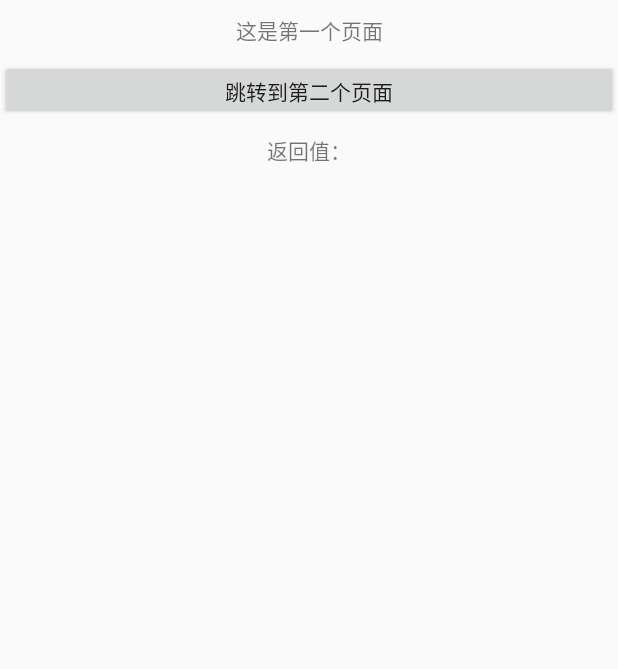
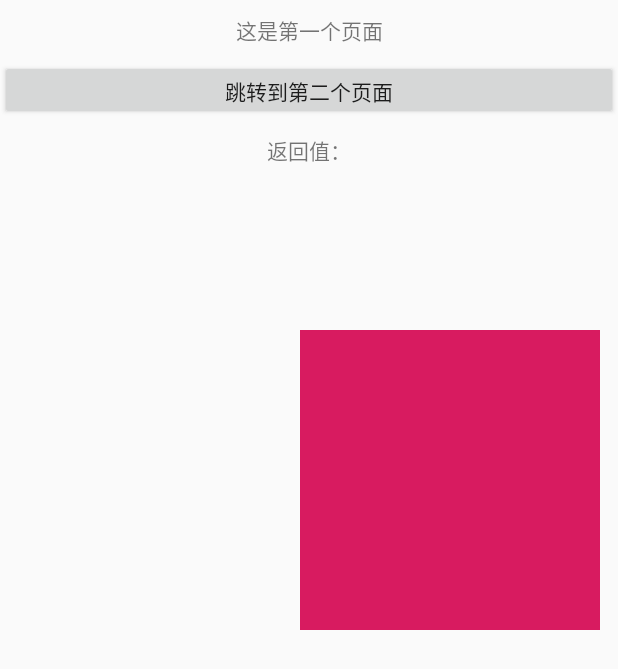
Before and after one commit to chenguo0421/CRouter, an Android app: the Test1Activity screen opened directly, with no data from a screen before it, after a tap on "跳转到第二个页面", on a phone screen of 412 x 824 dp. Shown: the top 669 px of the screen. Run offline under Robolectric (Android 15) with nearby library versions, the phone set to English and light mode, and no system bars; 2 statements that could not run were skipped.

Commit message:
新增Activity切换共享元素支持

```diff
--- a/c-router/src/main/java/cn/com/cg/router/manager/RouterManager.kt
+++ b/c-router/src/main/java/cn/com/cg/router/manager/RouterManager.kt
@@ -4,6 +4,12 @@ import android.annotation.SuppressLint
 import android.app.Activity
 import android.content.Context
 import android.content.Intent
+import android.os.Build
+import android.view.View
+import android.view.animation.Animation
+import androidx.core.app.ActivityCompat
+import androidx.core.app.ActivityOptionsCompat
+import cn.com.cg.router.R
 import cn.com.cg.router.manager.callback.RouterCallBackManager
 import cn.com.cg.router.manager.intf.RouterCallBack
 import cn.com.cg.router.manager.method.RouterMethodManager
@@ -31,6 +37,9 @@ class RouterManager private constructor(){
         private @Volatile var action: String? = null
         private @Volatile var callBackID: String? = null
         private @Volatile var clsName: String? = null
+        private @Volatile var enterAnim: Int? = 0
+        private @Volatile var outerAnim: Int? = 0
+        private @Volatile var view: View? = null
         private @Volatile var context: SoftReference<Context>? = null
         fun getInstance(): RouterManager{
             if (Instance == null) {
@@ -44,6 +53,24 @@ class RouterManager private constructor(){
         }
     }
 
+    /**
+     * 共享元素
+     */
+    fun sharedElement(view:View): RouterManager{
+        RouterManager.view = view
+        return getInstance()
+    }
+
+
+    /**
+     * 设置页面切换动画
+     */
+    fun anim(enterAnim:Int,outerAnim:Int): RouterManager{
+        RouterManager.enterAnim = enterAnim
+        RouterManager.outerAnim = outerAnim
+        return getInstance()
+    }
+
 
     /**
      * 配置Context
@@ -53,6 +80,7 @@ class RouterManager private constructor(){
         return getInstance()
 
     }
+
 
     /**
      * 自定义Intent，启动方式由使用者去设置
@@ -111,6 +139,9 @@ class RouterManager private constructor(){
         RouterManager.intent = null
         RouterManager.callBackID = null
         RouterManager.clsName = null
+        RouterManager.enterAnim = 0
+        RouterManager.outerAnim = 0
+        RouterManager.view = null
     }
 
     /**
@@ -132,7 +163,15 @@ class RouterManager private constructor(){
      * 页面切换
      */
     private fun jumpActivity(context: Context, intent: Intent) {
-        context.startActivity(intent)
+        if (Build.VERSION.SDK_INT > Build.VERSION_CODES.LOLLIPOP && context is Activity && RouterManager.view != null) {
+            val compat = ActivityOptionsCompat.makeSceneTransitionAnimation(context, RouterManager.view!!, RouterManager.view!!.transitionName!!)
+            ActivityCompat.startActivity(context, intent, compat.toBundle())//复制代码
+        } else {
+            context.startActivity(intent)
+            if (context is Activity && enterAnim != null && outerAnim != null) {
+                context.overridePendingTransition(enterAnim!!, outerAnim!!)
+            }
+        }
     }
 
     /**
--- a/testmodule1/src/main/java/cn/com/cg/testmodule1/Test1Activity.kt
+++ b/testmodule1/src/main/java/cn/com/cg/testmodule1/Test1Activity.kt
@@ -1,6 +1,7 @@
 package cn.com.cg.testmodule1
 
 import android.annotation.SuppressLint
+import android.content.Intent
 import android.os.Bundle
 import android.view.View
 import cn.com.cg.base.BaseActivity
@@ -40,7 +41,16 @@ class Test1Activity : CRouterBaseActivity(), View.OnClickListener, RouterCallBac
      * 通过注解反射跳转到Test2Activity
      */
     private fun gotoT2() {
-        RouterManager.getInstance().with(this).action("Test2Activity").setCallBack(this).navigation()
+        val intent = Intent()
+        intent.flags = Intent.FLAG_ACTIVITY_SINGLE_TOP
+        RouterManager.getInstance()
+            .with(this)
+            .sharedElement(img)
+            .anim(R.anim.slide_in_left,R.anim.slide_out_right)
+            .action("Test2Activity")
+            .intent(intent)
+            .setCallBack(this)
+            .navigation()
     }
 
 
--- /dev/null
+++ b/testmodule1/src/main/res/anim/slide_in_left.xml
@@ -0,0 +1,9 @@
+<?xml version="1.0" encoding="utf-8"?>
+<set xmlns:android="http://schemas.android.com/apk/res/android"
+     android:zAdjustment="top"
+     android:duration="300">
+    <translate
+            android:fromXDelta="-100%p"
+            android:interpolator="@android:anim/decelerate_interpolator"
+            android:toXDelta="0"/>
+</set>
--- /dev/null
+++ b/testmodule1/src/main/res/anim/slide_out_right.xml
@@ -0,0 +1,9 @@
+<?xml version="1.0" encoding="utf-8"?>
+<set xmlns:android="http://schemas.android.com/apk/res/android"
+     android:duration="300"
+     android:zAdjustment="top">
+    <translate
+            android:fromXDelta="0.0"
+            android:interpolator="@android:anim/accelerate_interpolator"
+            android:toXDelta="100%p"/>
+</set>
--- a/testmodule1/src/main/res/layout/t1_activity.xml
+++ b/testmodule1/src/main/res/layout/t1_activity.xml
@@ -25,4 +25,13 @@
             android:layout_height="40dp"
             android:text="返回值："
             android:gravity="center"/>
+
+    <ImageView
+            android:id="@+id/img"
+            android:layout_width="200dp"
+            android:layout_height="200dp"
+            android:layout_marginLeft="200dp"
+            android:layout_marginTop="100dp"
+            android:background="@color/t1_colorAccent"
+            android:transitionName="shareimage"/>
 </LinearLayout>
```
Also changed, not shown: testmodule1/src/main/res/anim/slide_in_right.xml (added, +9 -0 lines), testmodule1/src/main/res/anim/slide_out_left.xml (added, +9 -0 lines), testmodule2/src/main/java/cn/com/cg/testmodule2/Test2Activity.kt (+12 -5 lines), testmodule2/src/main/res/layout/t2_activity.xml (+11 -0 lines).
